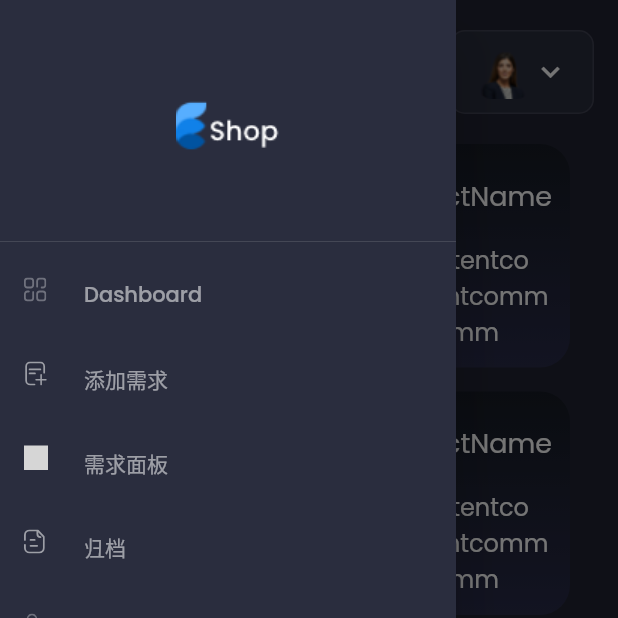
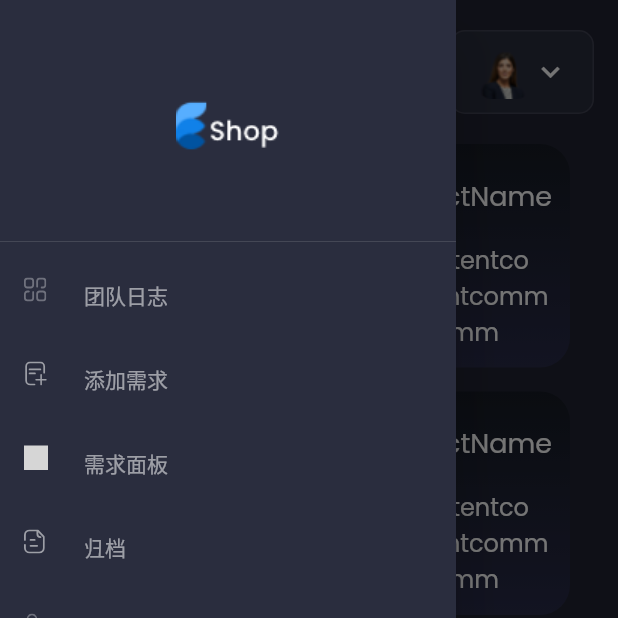
Before and after one commit to wacr2008/flutter_project_manager, a Flutter app: the screen it shows after launch, with the side drawer open, on a phone screen of 412 x 824 dp, the top half of it. Run offline on Flutter 3.47's test engine with Material 2 defaults, Android fonts, the phone set to English and light mode, and no system bars; our stand-ins replace data_table_2, fl_chart, flutter_staggered_animations, flutter_svg, flutter_toggle_tab, get and 4 more; missing offline and left inert: dart:html, flutter_animated_button; project files that could hold a hidden picture were left out; grey boxes are pictures that could not be loaded.

Commit message:
修改注册界面样式 修改menu中dashboard为团队日志

```diff
--- a/lib/view/main/main_screen.dart
+++ b/lib/view/main/main_screen.dart
@@ -77,7 +77,7 @@ class SideMenu extends StatelessWidget {
             child: Image.asset("assets/images/logo.png"),
           ),
           DrawerListTile(
-            title: "Dashboard",
+            title: "团队日志",
             svgSrc: "assets/icons/menu_dashboard.svg",
             press: () {
               mainScreenController.selectedItem.value = 0;
```
